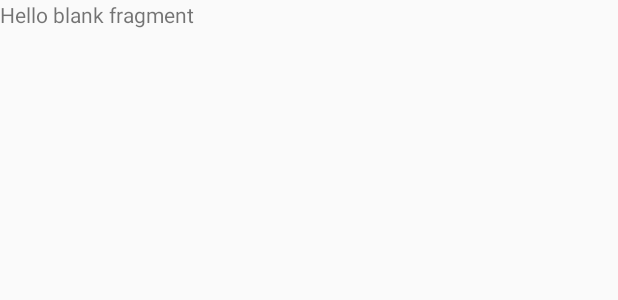
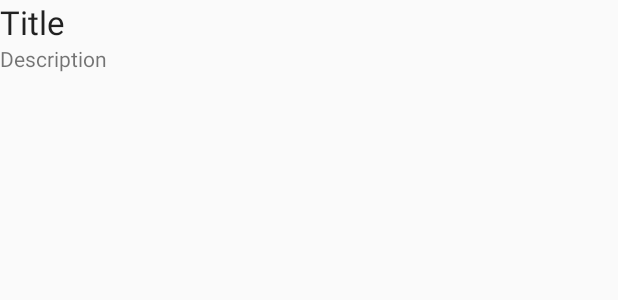
Before and after one commit to Braveheart22/Workout, an Android app: the layout fragment_workout_detail.xml on its own in the app's theme, with its tools: preview values and no code run, on a phone screen of 412 x 824 dp. Shown: the top 300 px of the screen. Run offline under Robolectric (Android 15) with nearby library versions, the phone set to English and light mode, and no system bars.

Commit message:
Completed fragment layout

```diff
--- a/app/src/main/res/layout/fragment_workout_detail.xml
+++ b/app/src/main/res/layout/fragment_workout_detail.xml
@@ -1,13 +1,19 @@
-<FrameLayout xmlns:android="http://schemas.android.com/apk/res/android"
-    xmlns:tools="http://schemas.android.com/tools"
+<LinearLayout xmlns:android="http://schemas.android.com/apk/res/android"
     android:layout_width="match_parent"
     android:layout_height="match_parent"
-    tools:context="com.johnstrack.workout.WorkoutDetailFragment">
+    android:orientation="vertical">
 
-    <!-- TODO: Update blank fragment layout -->
     <TextView
-        android:layout_width="match_parent"
-        android:layout_height="match_parent"
-        android:text="@string/hello_blank_fragment" />
+        android:layout_width="wrap_content"
+        android:layout_height="wrap_content"
+        android:textAppearance="?android:textAppearanceLarge"
+        android:text="@string/workout_title"
+        android:id="@+id/textTitle"/>
 
-</FrameLayout>
+    <TextView
+        android:layout_width="wrap_content"
+        android:layout_height="wrap_content"
+        android:text="@string/workout_description"
+        android:id="@+id/textDescription"/>
+
+</LinearLayout>
--- a/app/src/main/res/values/strings.xml
+++ b/app/src/main/res/values/strings.xml
@@ -1,7 +1,6 @@
 <resources>
     <string name="app_name">Workout</string>
     <string name="details_button">Show details</string>
-
-    <!-- TODO: Remove or change this placeholder text -->
-    <string name="hello_blank_fragment">Hello blank fragment</string>
+    <string name="workout_title">Title</string>
+    <string name="workout_description">Description</string>
 </resources>
```
